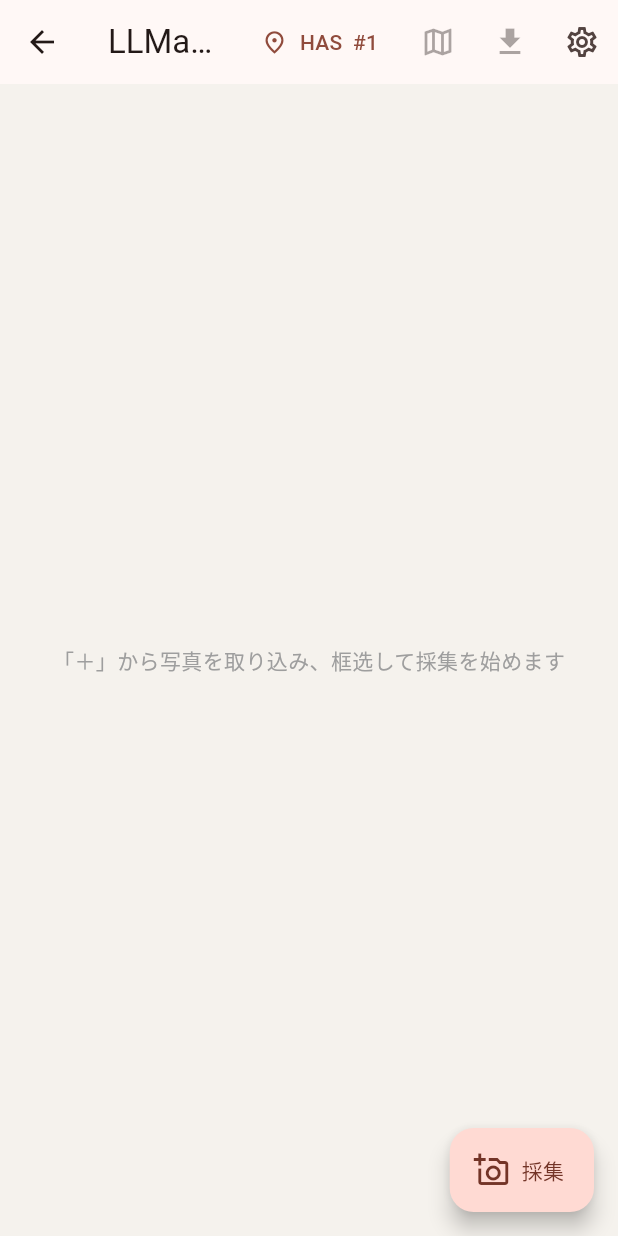
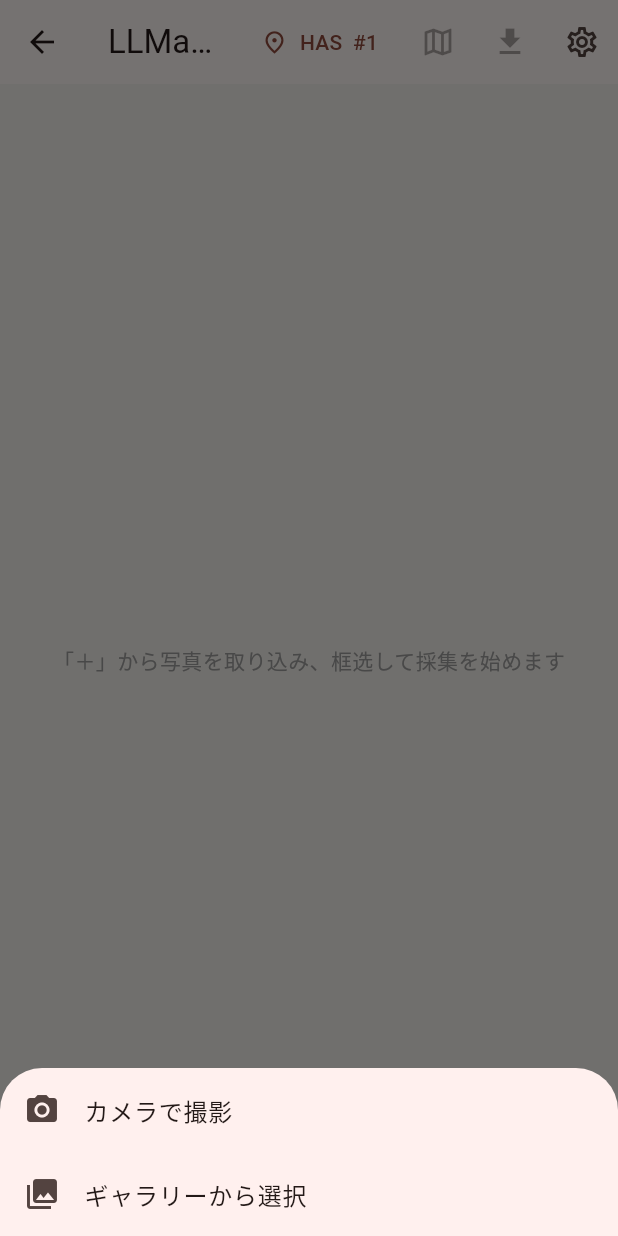
Before and after one commit to teizzzzz/llmap-app, a Flutter app: the HomeScreen screen opened directly with empty values, after a tap on "採集", on a phone screen of 412 x 824 dp. Run offline on Flutter 3.47's test engine with Material 3 defaults, Android fonts, the phone set to English and light mode, and no system bars; our stand-ins replace flutter_map, geolocator, image_picker, latlong2, shared_preferences; accounts and stored records are empty; network calls fail.

Commit message:
Real-device camera capture and live GPS
- capture.dart: platform-aware capture (mobile camera/gallery sheet,
  desktop file import) + currentGps() via geolocator with permission
  handling and timeout; null-safe on unsupported desktop platforms
- home: take photo then read live GPS, pass as fallback to /extract
  (backend still prefers photo EXIF GPS when present)
- crop_screen: thread fallbackLat/lng through to extract
- Android: CAMERA + FINE/COARSE location permissions
- iOS: NSCamera/NSPhotoLibrary/NSLocationWhenInUse usage descriptions

Verified: analyze clean, tests pass, Windows desktop build OK.

Co-Authored-By: Claude Opus 4.8 (1M context) <noreply@anthropic.com>

```diff
--- /dev/null
+++ b/app/lib/capture.dart
@@ -0,0 +1,77 @@
+/// 撮影/取り込みと実時GPSの抽象化。
+/// モバイル: カメラ直撮り or ギャラリー。デスクトップ: ファイル取り込み。
+library;
+
+import 'dart:io';
+import 'dart:typed_data';
+
+import 'package:flutter/material.dart';
+import 'package:geolocator/geolocator.dart';
+import 'package:image_picker/image_picker.dart';
+
+class CaptureResult {
+  final Uint8List bytes;
+  final String fileName;
+  CaptureResult(this.bytes, this.fileName);
+}
+
+bool get isMobile => Platform.isAndroid || Platform.isIOS;
+
+/// 写真を取得。モバイルでは撮影/ギャラリーを選ばせる。取消は null。
+Future<CaptureResult?> capturePhoto(BuildContext context) async {
+  final picker = ImagePicker();
+  ImageSource source = ImageSource.gallery;
+
+  if (isMobile) {
+    final choice = await showModalBottomSheet<ImageSource>(
+      context: context,
+      builder: (_) => SafeArea(
+        child: Column(
+          mainAxisSize: MainAxisSize.min,
+          children: [
+            ListTile(
+              leading: const Icon(Icons.camera_alt),
+              title: const Text('カメラで撮影'),
+              onTap: () => Navigator.pop(context, ImageSource.camera),
+            ),
+            ListTile(
+              leading: const Icon(Icons.photo_library),
+              title: const Text('ギャラリーから選択'),
+              onTap: () => Navigator.pop(context, ImageSource.gallery),
+            ),
+          ],
+        ),
+      ),
+    );
+    if (choice == null) return null;
+    source = choice;
+  }
+
+  final x = await picker.pickImage(source: source, maxWidth: 4096);
+  if (x == null) return null;
+  return CaptureResult(await x.readAsBytes(), x.name);
+}
+
+/// 撮影時の現在地。権限拒否/未対応/タイムアウトは null（backend が EXIF を優先）。
+Future<({double lat, double lng})?> currentGps() async {
+  try {
+    if (!await Geolocator.isLocationServiceEnabled()) return null;
+    var perm = await Geolocator.checkPermission();
+    if (perm == LocationPermission.denied) {
+      perm = await Geolocator.requestPermission();
+    }
+    if (perm == LocationPermission.denied ||
+        perm == LocationPermission.deniedForever) {
+      return null;
+    }
+    final pos = await Geolocator.getCurrentPosition(
+      locationSettings: const LocationSettings(
+        accuracy: LocationAccuracy.high,
+        timeLimit: Duration(seconds: 12),
+      ),
+    );
+    return (lat: pos.latitude, lng: pos.longitude);
+  } catch (_) {
+    return null; // デスクトップ等 未対応プラットフォームを含む
+  }
+}
--- a/app/lib/screens/crop_screen.dart
+++ b/app/lib/screens/crop_screen.dart
@@ -16,6 +16,8 @@ class CropScreen extends StatefulWidget {
   final String fileName;
   final String area;
   final int seq;
+  final double? fallbackLat;
+  final double? fallbackLng;
 
   const CropScreen({
     super.key,
@@ -25,6 +27,8 @@ class CropScreen extends StatefulWidget {
     required this.fileName,
     required this.area,
     required this.seq,
+    this.fallbackLat,
+    this.fallbackLng,
   });
 
   @override
@@ -45,6 +49,8 @@ class _CropScreenState extends State<CropScreen> {
         area: widget.area,
         seq: widget.seq,
         crops: _regions,
+        fallbackLat: widget.fallbackLat,
+        fallbackLng: widget.fallbackLng,
       );
       if (!mounted) return;
       final result = await Navigator.push<List<Sign>>(
--- a/app/lib/screens/home_screen.dart
+++ b/app/lib/screens/home_screen.dart
@@ -1,7 +1,7 @@
 import 'package:flutter/material.dart';
-import 'package:image_picker/image_picker.dart';
 
 import '../api.dart';
+import '../capture.dart';
 import '../models.dart';
 import '../settings.dart';
 import 'crop_screen.dart';
@@ -24,11 +24,11 @@ class _HomeScreenState extends State<HomeScreen> {
   bool _busy = false;
 
   Future<void> _startCapture() async {
-    final picker = ImagePicker();
-    // Windows: ファイル選択ダイアログ。モバイルでは後で camera に差し替え。
-    final picked = await picker.pickImage(source: ImageSource.gallery);
-    if (picked == null) return;
-    final bytes = await picked.readAsBytes();
+    // モバイル: カメラ/ギャラリー選択。デスクトップ: ファイル取り込み。
+    final shot = await capturePhoto(context);
+    if (shot == null) return;
+    // 撮影時の実時GPS（EXIFが無い場合の fallback。backendはEXIF優先）。
+    final gps = await currentGps();
     if (!mounted) return;
 
     final result = await Navigator.push<List<Sign>>(
@@ -37,10 +37,12 @@ class _HomeScreenState extends State<HomeScreen> {
         builder: (_) => CropScreen(
           api: widget.api,
           schema: widget.schema,
-          imageBytes: bytes,
-          fileName: picked.name,
+          imageBytes: shot.bytes,
+          fileName: shot.fileName,
           area: _area,
           seq: _nextSeq,
+          fallbackLat: gps?.lat,
+          fallbackLng: gps?.lng,
         ),
       ),
     );
--- a/app/pubspec.yaml
+++ b/app/pubspec.yaml
@@ -44,6 +44,8 @@ dependencies:
   latlong2: ^0.9.1
   # Persist backend URL (needed on Android: point to PC's LAN IP)
   shared_preferences: ^2.3.0
+  # Live GPS at capture time (real-device); fallback when photo has no EXIF GPS
+  geolocator: ^13.0.1
 
 dev_dependencies:
   flutter_test:
```
Also changed, not shown: app/pubspec.lock, 4 other files.
